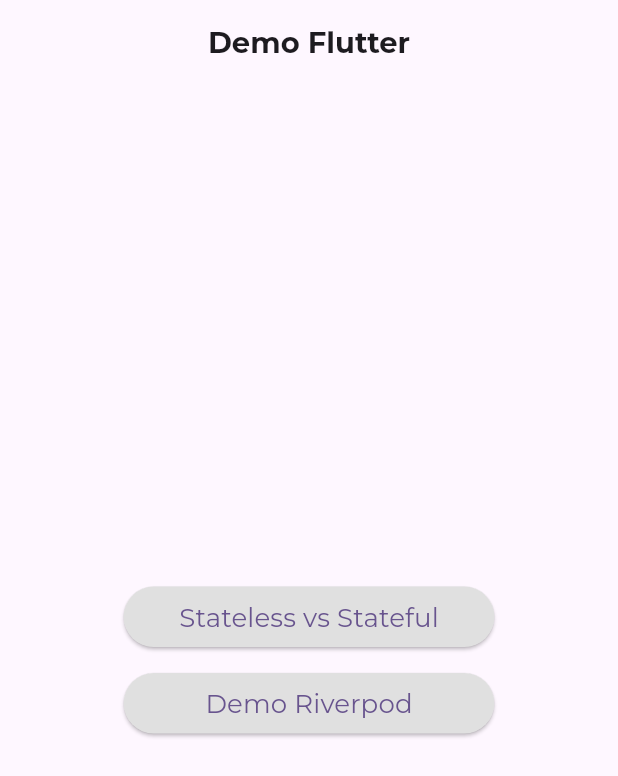
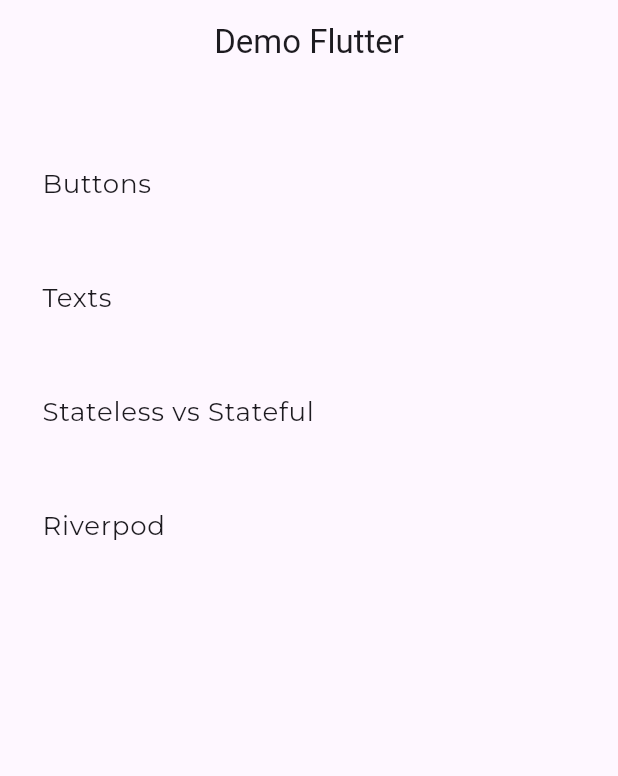
Before and after one commit to matgentili/FlutterDemo, a Flutter app: the screen it shows after launch, on a phone screen of 412 x 824 dp. Shown: the top 776 px of the screen. Run offline on Flutter 3.47's test engine with Material 3 defaults, Android fonts, the phone set to English and light mode, and no system bars; our stand-ins replace flutter_riverpod.

```diff
--- a/lib/home_screen.dart
+++ b/lib/home_screen.dart
@@ -1,6 +1,8 @@
-import 'package:demo/riverpod/first_screen.dart';
+import 'package:demo/buttons/buttons_screen.dart';
+import 'package:demo/riverpod/riverpod_first_screen.dart';
 import 'package:demo/riverpod/utils/responsive_extensions.dart';
 import 'package:demo/stateless_stateful/stateless_stateful_screen.dart';
+import 'package:demo/text/texts_screen.dart';
 import 'package:demo/utils/constants.dart';
 import 'package:flutter/material.dart';
 
@@ -9,74 +11,41 @@ class HomeScreen extends StatelessWidget {
 
   @override
   Widget build(BuildContext context) {
-    double width = MediaQuery.of(context).size.width;
+    // Lista degli schermi con nome e relativo widget
+    final List<Map<String, dynamic>> screens = [
+      {'type': 'Buttons', 'screen': ButtonsScreen()},
+      {'type': 'Texts', 'screen': TextsScreen()},
+      {'type': 'Stateless vs Stateful', 'screen': StatelessStatefulScreen()},
+      {'type': 'Riverpod', 'screen': RiverpodFirstScreen()},
+    ];
+
     return Scaffold(
       appBar: AppBar(
-        title: Text(
-          "Demo Flutter",
-          style: AppTexts.kAppBar.copyWith(fontSize: 20.sp(context)),
-        ),
+        title: Text("Demo Flutter"),
         centerTitle: true,
       ),
       body: Padding(
         padding: const EdgeInsets.all(28.0),
         child: Center(
-          child: Column(
-            spacing: 10.sz(context),
-            mainAxisAlignment: MainAxisAlignment.center,
-            crossAxisAlignment: CrossAxisAlignment.center,
-            children: <Widget>[
-              SizedBox(
-                width: width * 0.6,
-                child: ElevatedButton(
-                  style: ButtonStyle(
-                    padding: WidgetStateProperty.all<EdgeInsets>(
-                      EdgeInsets.symmetric(
-                          horizontal: 20.sz(context),
-                          vertical: 10.sz(context)), // Padding interno
-                    ),
-                    backgroundColor:
-                        WidgetStateProperty.all<Color>(Colors.grey.shade300),
-                  ),
-                  onPressed: () => Navigator.of(context).push(
-                    MaterialPageRoute(
-                      builder: (_) => StatelessStatefulScreen(),
-                    ),
-                  ),
-                  child: Text(
-                    "Stateless vs Stateful",
-                    style: AppTexts.kButton.copyWith(
-                      fontSize: 18.sp(context),
-                    ),
+          child: ListView.builder(
+            itemCount: screens.length,
+            itemBuilder: (context, index) {
+              final screen = screens[index];
+              return ListTile(
+                contentPadding: EdgeInsets.symmetric(vertical: 10),
+                title: Text(
+                  screen['type'],
+                  style: AppTexts.kButton.copyWith(
+                    fontSize: 18.sp(context),
                   ),
                 ),
-              ),
-              SizedBox(
-                width: width * 0.6,
-                child: ElevatedButton(
-                  style: ButtonStyle(
-                    padding: WidgetStateProperty.all<EdgeInsets>(
-                      EdgeInsets.symmetric(
-                          horizontal: 20.sz(context),
-                          vertical: 10.sz(context)), // Padding interno
-                    ),
-                    backgroundColor:
-                        WidgetStateProperty.all<Color>(Colors.grey.shade300),
-                  ),
-                  onPressed: () => Navigator.of(context).push(
-                    MaterialPageRoute(
-                      builder: (_) => FirstScreen(),
-                    ),
-                  ),
-                  child: Text(
-                    "Demo Riverpod",
-                    style: AppTexts.kButton.copyWith(
-                      fontSize: 18.sp(context),
-                    ),
+                onTap: () => Navigator.of(context).push(
+                  MaterialPageRoute(
+                    builder: (_) => screen['screen'],
                   ),
                 ),
-              ),
-            ],
+              );
+            },
           ),
         ),
       ),
```
Also changed, not shown: lib/riverpod/riverpod_first_screen.dart (renamed from lib/riverpod/first_screen.dart, +5 -4 lines), lib/riverpod/riverpod_second_screen.dart (renamed from lib/riverpod/second_screen.dart, +5 -4 lines).
